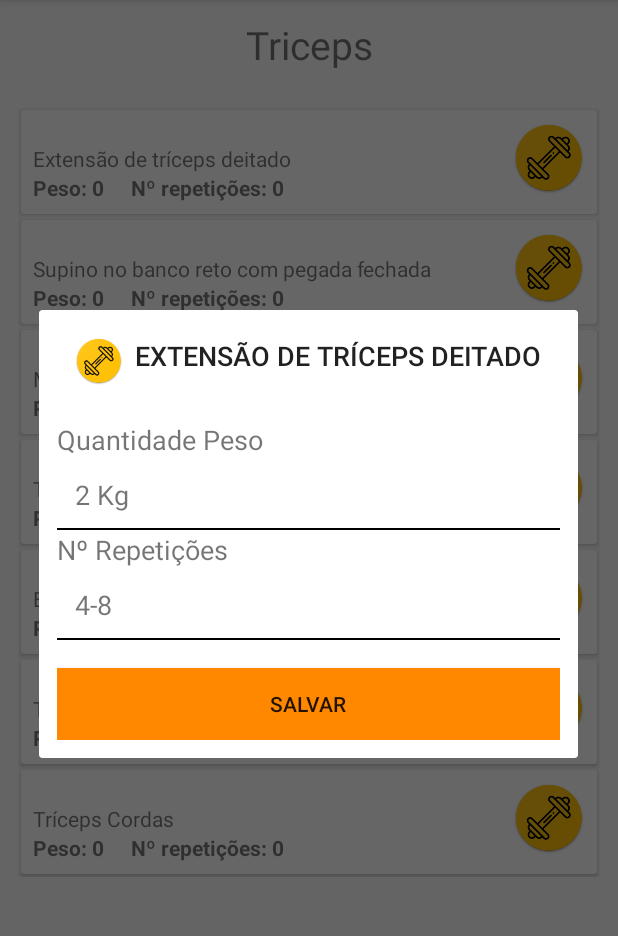
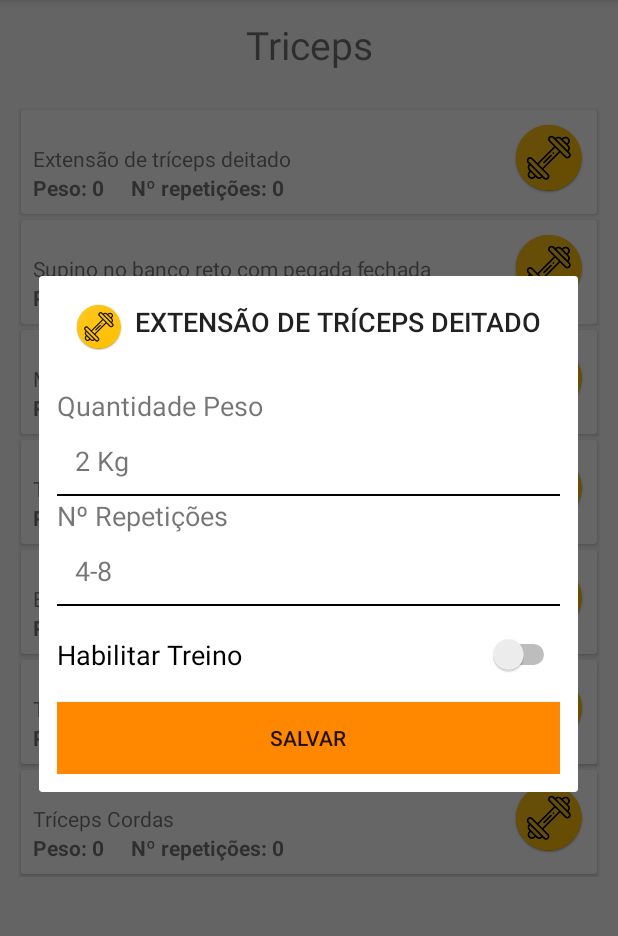
Before and after one commit to EdneiFNeto/GymSeries, an Android app: the Tricesctivity screen opened directly, with no data from a screen before it, after a tap on "Extensão de tríceps deitado", on a phone screen of 412 x 824 dp, the part 84-1020 px from its top. Run offline under Robolectric (Android 15) with nearby library versions, the phone set to English and light mode, and no system bars.

Commit message:
db criado

```diff
--- a/app/build.gradle
+++ b/app/build.gradle
@@ -3,6 +3,8 @@ apply plugin: 'com.android.application'
 apply plugin: 'kotlin-android'
 
 apply plugin: 'kotlin-android-extensions'
+
+apply plugin: 'kotlin-kapt'
 
 android {
     compileSdkVersion 28
@@ -24,6 +26,10 @@ android {
 }
 
 dependencies {
+    def room_version = "1.1.0"
+    implementation "android.arch.persistence.room:runtime:$room_version"
+    kapt "android.arch.persistence.room:compiler:$room_version"
+
     implementation fileTree(dir: 'libs', include: ['*.jar'])
     implementation "org.jetbrains.kotlin:kotlin-stdlib-jdk7:$kotlin_version"
     implementation 'androidx.appcompat:appcompat:1.0.2'
--- a/app/src/main/java/com/gymseries/adapter/BycipesAdapter.kt
+++ b/app/src/main/java/com/gymseries/adapter/BycipesAdapter.kt
@@ -10,7 +10,7 @@ import com.gymseries.R
 import com.gymseries.model.Biceps
 import com.gymseries.utils.AlertDialogUtis
 
-class BycipesAdapter(val context: Context, private val biceps: Array<Biceps>) :
+class BycipesAdapter(val context: Context, private val biceps: ArrayList<Biceps>) :
     RecyclerView.Adapter<BycipesAdapter.MyHolder>() {
 
     override fun onCreateViewHolder(parent: ViewGroup, viewType: Int): MyHolder {
--- a/app/src/main/res/layout/layout_select_peso_repeticao_treino.xml
+++ b/app/src/main/res/layout/layout_select_peso_repeticao_treino.xml
@@ -1,45 +1,53 @@
 <?xml version="1.0" encoding="utf-8"?>
 <LinearLayout xmlns:android="http://schemas.android.com/apk/res/android"
     xmlns:tools="http://schemas.android.com/tools"
+    android:layout_width="match_parent"
+    android:layout_height="match_parent"
     android:orientation="vertical"
-    android:padding="12dp"
-    android:layout_width="match_parent"
-    android:layout_height="match_parent">
+    android:padding="12dp">
 
 
     <TextView
-        android:layout_marginTop="12dp"
         android:layout_width="match_parent"
         android:layout_height="wrap_content"
-        android:textSize="18dp"
-        android:text="@string/text_num_peso"/>
+        android:layout_marginTop="12dp"
+        android:text="@string/text_num_peso"
+        android:textSize="18dp" />
 
     <Spinner
         android:id="@+id/spinner_kg"
         android:layout_width="match_parent"
         android:layout_height="wrap_content"
         android:background="@drawable/border_line"
-        tools:listitem="@layout/layout_spinner_text_view"/>
+        tools:listitem="@layout/layout_spinner_text_view" />
 
     <TextView
         android:layout_width="match_parent"
         android:layout_height="wrap_content"
-        android:textSize="18dp"
-        android:text="@string/numero_repeticoes"/>
+        android:text="@string/numero_repeticoes"
+        android:textSize="18dp" />
 
     <Spinner
         android:id="@+id/spinner_numero_repeticao"
         android:layout_width="match_parent"
         android:layout_height="wrap_content"
         android:background="@drawable/border_line"
-        tools:listitem="@layout/layout_spinner_text_view"/>
+        tools:listitem="@layout/layout_spinner_text_view" />
+
+    <Switch
+        android:layout_marginTop="18dp"
+        android:id="@+id/switch2"
+        android:textSize="18dp"
+        android:layout_width="match_parent"
+        android:layout_height="wrap_content"
+        android:text="@string/habilitar_treino" />
 
     <Button
         android:id="@+id/button_salvar_dialog_treino"
-        android:layout_marginTop="18dp"
-        android:text="Salvar"
         android:layout_width="match_parent"
         android:layout_height="wrap_content"
-        android:background="@android:color/holo_orange_dark"/>
+        android:layout_marginTop="18dp"
+        android:background="@android:color/holo_orange_dark"
+        android:text="Salvar" />
 
 </LinearLayout>
--- a/app/src/main/res/values/strings.xml
+++ b/app/src/main/res/values/strings.xml
@@ -32,4 +32,5 @@
     <string name="triceps">Triceps</string>
     <string name="serie_costas">Serie Costas</string>
     <string name="costas">Costas</string>
+    <string name="habilitar_treino">Habilitar Treino</string>
 </resources>
```
Also changed, not shown: app/src/main/AndroidManifest.xml (+7 -1 lines), app/src/main/java/com/gymseries/async/InserBicepsAsyncTasks.kt (added, +49 -0 lines), app/src/main/java/com/gymseries/async/ListarBicepsAsyncTasks.kt (added, +39 -0 lines), app/src/main/java/com/gymseries/database/AppData.kt (added, +26 -0 lines), app/src/main/java/com/gymseries/database/dao/BicepsRoom.kt (added, +20 -0 lines), app/src/main/java/com/gymseries/model/Biceps.kt (+12 -1 lines), app/src/main/java/com/gymseries/ui/BicepsActivity.kt (+6 -17 lines), app/src/main/java/com/gymseries/ui/SplashActivity.kt (added, +27 -0 lines), app/src/main/res/layout/activity_splash.xml (added, +9 -0 lines), app/src/main/res/layout/activity_splash_.xml (added, +9 -0 lines).
